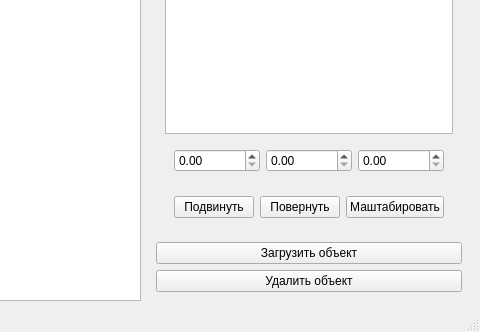
First picture: the form in lab_03/ui/mainwindow.ui, repository kanterroman/bmstu-oop, before the edit; both pictures show x 637 to 1117 and y 467 to 799 of the 1117 by 799 pixel window.
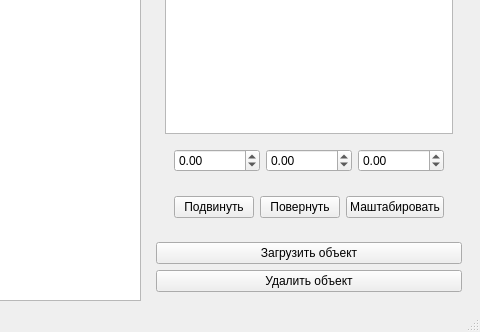
Second picture: the form after the edit.

```diff
--- a/lab_03/ui/mainwindow.ui
+++ b/lab_03/ui/mainwindow.ui
@@ -38,13 +38,25 @@
            <widget class="QWidget" name="widget_3" native="true">
             <layout class="QHBoxLayout" name="horizontalLayout_2">
              <item>
-              <widget class="QDoubleSpinBox" name="x_box"/>
+              <widget class="QDoubleSpinBox" name="x_box">
+               <property name="minimum">
+                <double>-99.000000000000000</double>
+               </property>
+              </widget>
              </item>
              <item>
-              <widget class="QDoubleSpinBox" name="y_box"/>
+              <widget class="QDoubleSpinBox" name="y_box">
+               <property name="minimum">
+                <double>-99.000000000000000</double>
+               </property>
+              </widget>
              </item>
              <item>
-              <widget class="QDoubleSpinBox" name="z_box"/>
+              <widget class="QDoubleSpinBox" name="z_box">
+               <property name="minimum">
+                <double>-99.000000000000000</double>
+               </property>
+              </widget>
              </item>
             </layout>
            </widget>
```
